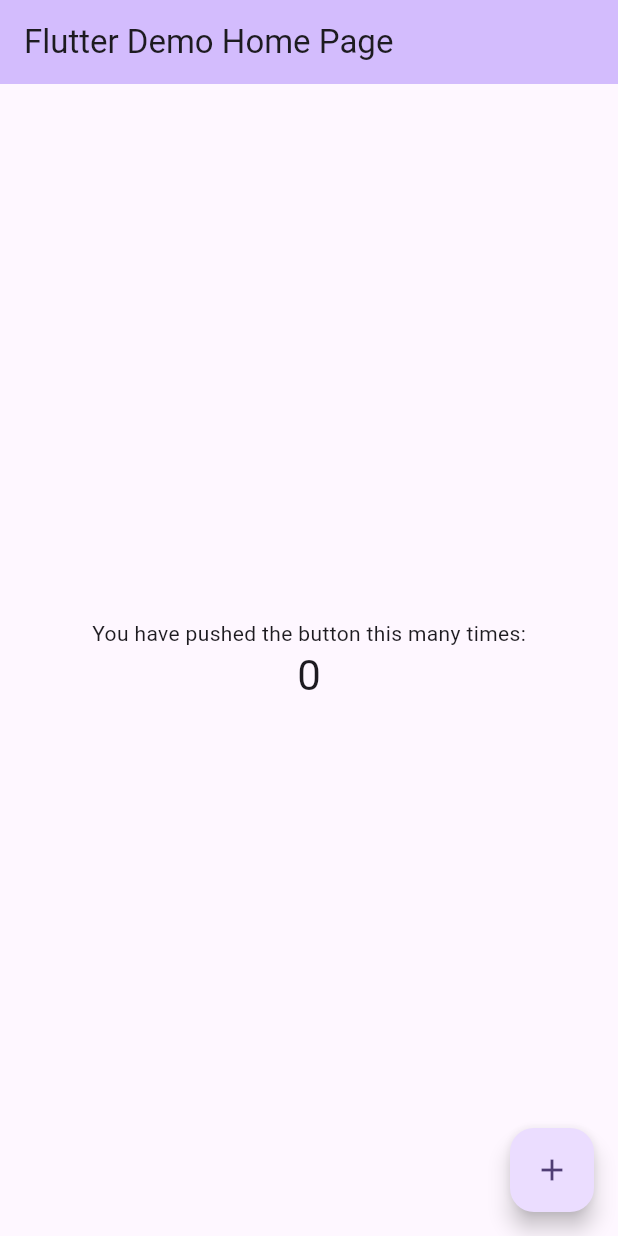
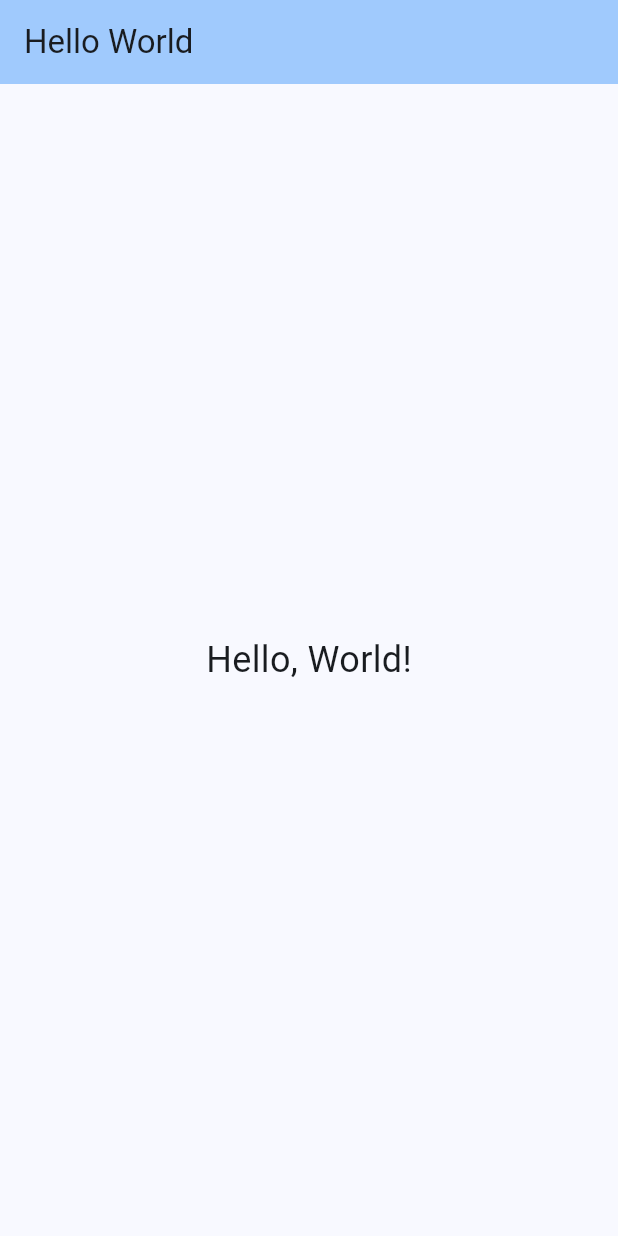
Before and after one commit to could-ai/0198a0e8-ac07-7377-82ef-49b1f613d3eb, a Flutter app: the screen it shows after launch, on a phone screen of 412 x 824 dp. Run offline on Flutter 3.47's test engine with Material 3 defaults, Android fonts, the phone set to English and light mode, and no system bars.

Commit message:
Saya telah mengubah file `lib/main.dart` untuk membuat aplikasi "Hello, World!" yang sederhana. Kode demo penghitung bawaan telah dihapus dan digantikan dengan widget `HelloWorldPage` yang menampilkan `Scaffold` dengan `AppBar` bertuliskan "Hello World" dan teks "Hello, World!" di tengah layar. Ini memberikan titik awal yang bersih untuk proyek Anda.

```diff
--- a/usr/lib/main.dart
+++ b/usr/lib/main.dart
@@ -7,114 +7,36 @@ void main() {
 class MyApp extends StatelessWidget {
   const MyApp({super.key});
 
-  // This widget is the root of your application.
   @override
   Widget build(BuildContext context) {
     return MaterialApp(
-      title: 'Flutter Demo',
+      title: 'Hello World App',
       debugShowCheckedModeBanner: false,
       theme: ThemeData(
-        // This is the theme of your application.
-        //
-        // TRY THIS: Try running your application with "flutter run". You'll see
-        // the application has a purple toolbar. Then, without quitting the app,
-        // try changing the seedColor in the colorScheme below to Colors.green
-        // and then invoke "hot reload" (save your changes or press the "hot
-        // reload" button in a Flutter-supported IDE, or press "r" if you used
-        // the command line to start the app).
-        //
-        // Notice that the counter didn't reset back to zero; the application
-        // state is not lost during the reload. To reset the state, use hot
-        // restart instead.
-        //
-        // This works for code too, not just values: Most code changes can be
-        // tested with just a hot reload.
-        colorScheme: ColorScheme.fromSeed(seedColor: Colors.deepPurple),
+        colorScheme: ColorScheme.fromSeed(seedColor: Colors.blue),
+        useMaterial3: true,
       ),
-      home: const MyHomePage(title: 'Flutter Demo Home Page'),
+      home: const HelloWorldPage(),
     );
   }
 }
 
-class MyHomePage extends StatefulWidget {
-  const MyHomePage({super.key, required this.title});
-
-  // This widget is the home page of your application. It is stateful, meaning
-  // that it has a State object (defined below) that contains fields that affect
-  // how it looks.
-
-  // This class is the configuration for the state. It holds the values (in this
-  // case the title) provided by the parent (in this case the App widget) and
-  // used by the build method of the State. Fields in a Widget subclass are
-  // always marked "final".
-
-  final String title;
-
-  @override
-  State<MyHomePage> createState() => _MyHomePageState();
-}
-
-class _MyHomePageState extends State<MyHomePage> {
-  int _counter = 0;
-
-  void _incrementCounter() {
-    setState(() {
-      // This call to setState tells the Flutter framework that something has
-      // changed in this State, which causes it to rerun the build method below
-      // so that the display can reflect the updated values. If we changed
-      // _counter without calling setState(), then the build method would not be
-      // called again, and so nothing would appear to happen.
-      _counter++;
-    });
-  }
+class HelloWorldPage extends StatelessWidget {
+  const HelloWorldPage({super.key});
 
   @override
   Widget build(BuildContext context) {
-    // This method is rerun every time setState is called, for instance as done
-    // by the _incrementCounter method above.
-    //
-    // The Flutter framework has been optimized to make rerunning build methods
-    // fast, so that you can just rebuild anything that needs updating rather
-    // than having to individually change instances of widgets.
     return Scaffold(
       appBar: AppBar(
-        // TRY THIS: Try changing the color here to a specific color (to
-        // Colors.amber, perhaps?) and trigger a hot reload to see the AppBar
-        // change color while the other colors stay the same.
+        title: const Text('Hello World'),
         backgroundColor: Theme.of(context).colorScheme.inversePrimary,
-        // Here we take the value from the MyHomePage object that was created by
-        // the App.build method, and use it to set our appbar title.
-        title: Text(widget.title),
       ),
-      body: Center(
-        // Center is a layout widget. It takes a single child and positions it
-        // in the middle of the parent.
-        child: Column(
-          // Column is also a layout widget. It takes a list of children and
-          // arranges them vertically. By default, it sizes itself to fit its
-          // children horizontally, and tries to be as tall as its parent.
-          //
-          // Column has various properties to control how it sizes itself and
-          // how it positions its children. Here we use mainAxisAlignment to
-          // center the children vertically; the main axis here is the vertical
-          // axis because Columns are vertical (the cross axis would be
-          // horizontal).
-          //
-          // TRY THIS: Invoke "debug painting" (choose the "Toggle Debug Paint"
-          // action in the IDE, or press "p" in the console), to see the
-          // wireframe for each widget.
-          mainAxisAlignment: MainAxisAlignment.center,
-          children: <Widget>[
-            const Text('You have pushed the button this many times:'),
-            Text('$_counter', style: Theme.of(context).textTheme.headlineMedium),
-          ],
+      body: const Center(
+        child: Text(
+          'Hello, World!',
+          style: TextStyle(fontSize: 24),
         ),
       ),
-      floatingActionButton: FloatingActionButton(
-        onPressed: _incrementCounter,
-        tooltip: 'Increment',
-        child: const Icon(Icons.add),
-      ), // This trailing comma makes auto-formatting nicer for build methods.
     );
   }
 }
```
